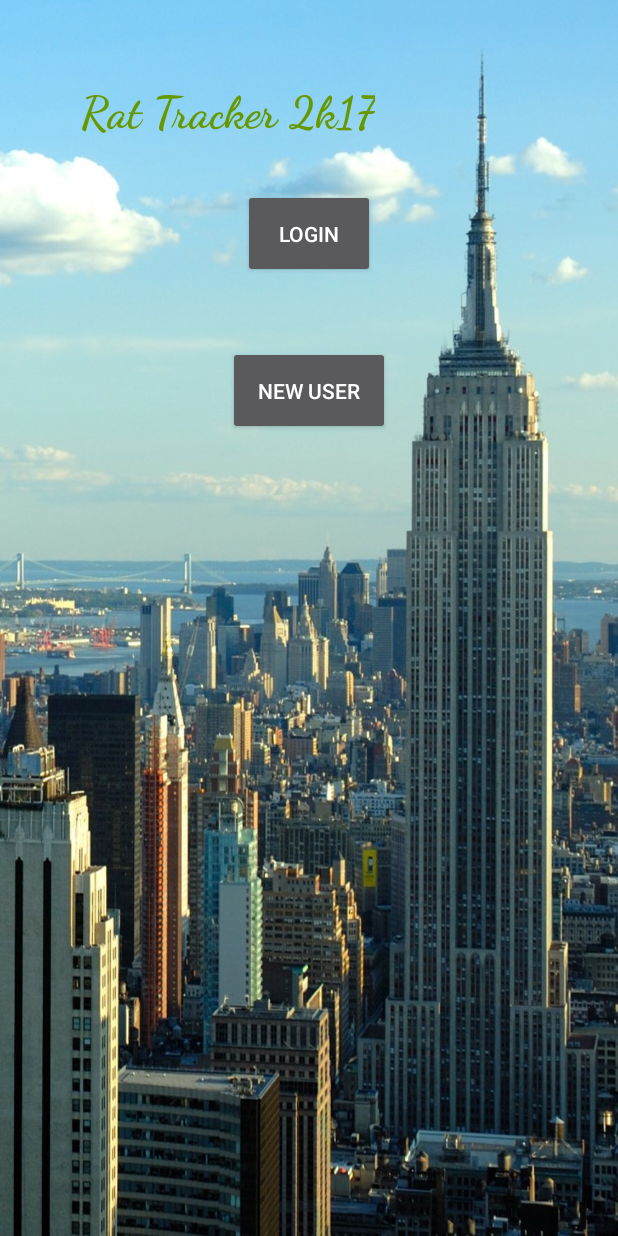
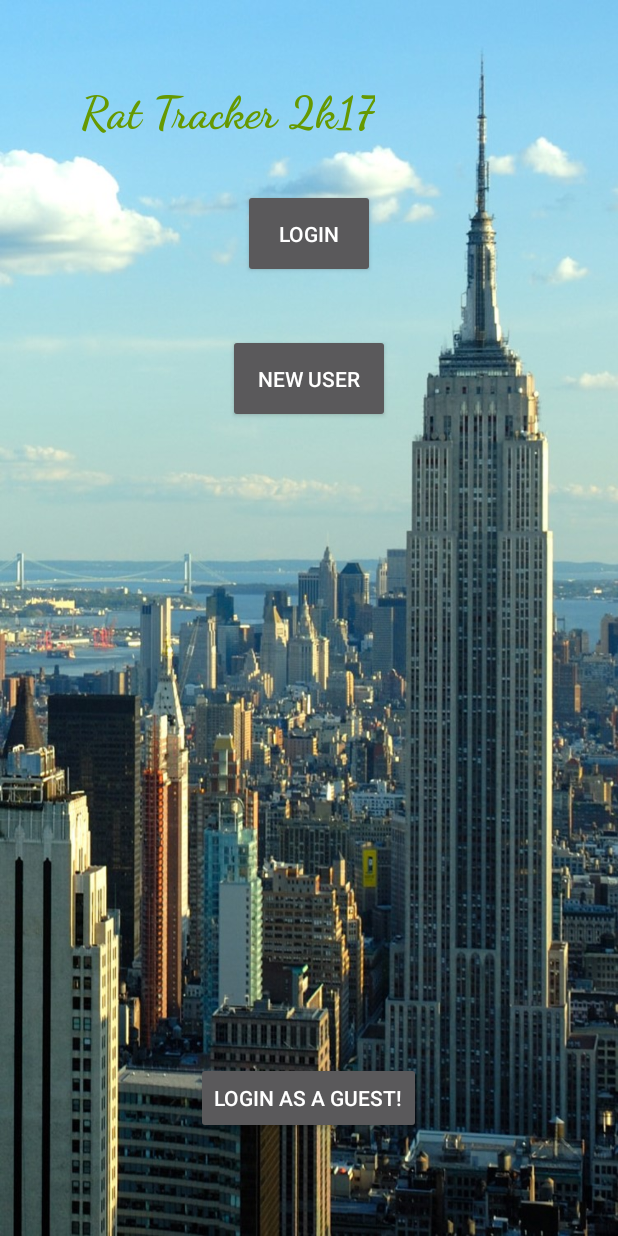
Before and after one commit to Zighome24/CS2340_GoGreek, an Android app: the screen it shows after launch (HomeScreenController), on a phone screen of 412 x 824 dp. Run offline under Robolectric (Android 15) with nearby library versions, the phone set to English and light mode, and no system bars.

Commit message:
Adding the Types class where we will contain Enumerated Data Types etc. - Added a useless (for now) "login as a guest" button to the home screen

```diff
--- a/app/RatTracker2k17/app/src/main/res/layout/activity_open.xml
+++ b/app/RatTracker2k17/app/src/main/res/layout/activity_open.xml
@@ -28,7 +28,7 @@
         android:layout_height="wrap_content"
         android:layout_below="@+id/btn_login"
         android:layout_centerHorizontal="true"
-        android:layout_marginTop="45dp"
+        android:layout_marginTop="37dp"
         android:padding="20dp"
         android:text="@string/new_user"
         android:theme="@style/ThemeOverlay.AppCompat.Dark" />
@@ -44,4 +44,13 @@
         android:layout_alignParentTop="true"
         android:layout_alignEnd="@+id/btn_login"
         android:layout_marginTop="56dp" />
+
+    <Button
+        android:id="@+id/btn_LoginGuest"
+        android:layout_width="wrap_content"
+        android:layout_height="wrap_content"
+        android:layout_alignParentBottom="true"
+        android:layout_centerHorizontal="true"
+        android:layout_marginBottom="68dp"
+        android:text="@string/login_guest" />
 </RelativeLayout>
--- a/app/RatTracker2k17/app/src/main/res/values/strings.xml
+++ b/app/RatTracker2k17/app/src/main/res/values/strings.xml
@@ -2,4 +2,5 @@
     <string name="app_name">Rat Tracker 2k17</string>
     <string name="login">Login</string>
     <string name="new_user">New User</string>
+    <string name="login_guest">Login as a guest!</string>
 </resources>
```
Also changed, not shown: app/RatTracker2k17/app/src/main/java/edu/gatech/cs2340/rattracker2k17/Data/Types.java (added, +41 -0 lines).
